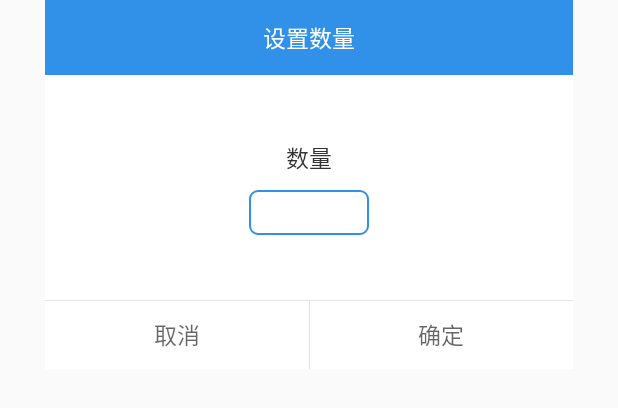
After one commit to guodong89758/FoodOrder, an Android app: the layout dialog_setup_num.xml on its own in the app's theme, with its tools: preview values and no code run, on a phone screen of 412 x 824 dp. The commit adds this screen. Shown: the top 408 px of the screen. Run offline under Robolectric (Android 15) with nearby library versions, the phone set to English and light mode, and no system bars.

Commit message:
设置数量

```diff
--- /dev/null
+++ b/app/src/main/res/layout/dialog_setup_num.xml
@@ -0,0 +1,97 @@
+<?xml version="1.0" encoding="utf-8"?>
+<LinearLayout xmlns:android="http://schemas.android.com/apk/res/android"
+    style="@style/DialogLayout"
+    android:background="@color/white"
+    android:orientation="vertical">
+
+    <RelativeLayout
+        android:id="@+id/rl_title"
+        android:layout_width="match_parent"
+        android:layout_height="@dimen/popup_title_height"
+        android:background="@color/blue_color">
+
+        <TextView
+            android:id="@+id/tv_name"
+            android:layout_width="wrap_content"
+            android:layout_height="wrap_content"
+            android:layout_centerInParent="true"
+            android:paddingLeft="50dp"
+            android:paddingRight="50dp"
+            android:singleLine="true"
+            android:text="@string/dialog_good_num_title"
+            android:textColor="@color/white"
+            android:textSize="@dimen/popup_title_text_size" />
+
+    </RelativeLayout>
+
+    <LinearLayout
+        android:id="@+id/ll_number"
+        android:layout_width="match_parent"
+        android:layout_height="150dp"
+        android:gravity="center"
+        android:orientation="vertical">
+
+        <TextView
+            android:layout_width="wrap_content"
+            android:layout_height="wrap_content"
+            android:text="@string/dialog_good_num"
+            android:textColor="@color/black_80"
+            android:textSize="@dimen/popup_title_text_size" />
+
+        <EditText
+            android:id="@+id/et_num"
+            android:layout_width="@dimen/popup_order_setup_et_width"
+            android:layout_height="@dimen/popup_order_setup_et_height"
+            android:layout_marginTop="10dp"
+            android:background="@drawable/bg_search_input_blue"
+            android:gravity="center"
+            android:singleLine="true"
+            android:inputType="number"
+            android:textColor="@color/black_80"
+            android:textColorHint="@color/black_60"
+            android:textCursorDrawable="@drawable/text_cursor_drawable"
+            android:textSize="@dimen/popup_title_text_size" />
+    </LinearLayout>
+
+    <View
+        android:id="@+id/line_1"
+        android:layout_width="match_parent"
+        android:layout_height="1px"
+        android:background="@color/black_10" />
+
+    <LinearLayout
+        android:layout_width="match_parent"
+        android:layout_height="wrap_content"
+        android:orientation="horizontal">
+
+
+        <Button
+            android:id="@+id/btn_cancel"
+            android:layout_width="match_parent"
+            android:layout_height="@dimen/popup_ok_button_height"
+            android:layout_weight="1.0"
+            android:background="@color/transparent"
+            android:gravity="center"
+            android:text="@string/action_cancel"
+            android:textColor="@color/black_60"
+            android:textSize="@dimen/popup_ok_button_text_size" />
+
+        <View
+            android:id="@+id/line_2"
+            android:layout_width="1px"
+            android:layout_height="match_parent"
+            android:background="@color/black_10" />
+
+        <Button
+            android:id="@+id/btn_ok"
+            android:layout_width="match_parent"
+            android:layout_height="@dimen/popup_ok_button_height"
+            android:layout_weight="1.0"
+            android:background="@color/transparent"
+            android:gravity="center"
+            android:text="@string/action_ok"
+            android:textColor="@color/black_60"
+            android:textSize="@dimen/popup_ok_button_text_size" />
+    </LinearLayout>
+
+</LinearLayout>
--- a/app/src/main/res/values/strings.xml
+++ b/app/src/main/res/values/strings.xml
@@ -111,4 +111,9 @@
     <!-- 打印机 -->
     <string name="printer_title">打印机</string>
 
+    <!-- 数量设置 -->
+    <string name="dialog_good_num_title">设置数量</string>
+    <string name="dialog_good_num">数量</string>
+    <string name="dialog_good_num_empty">数量不能为空</string>
+
 </resources>
```
Also changed, not shown: app/src/main/java/com/foodorder/adapter/GoodsAdapter.java (+47 -1 lines), app/src/main/java/com/foodorder/adapter/GoodsPadAdapter.java (+47 -2 lines), app/src/main/java/com/foodorder/dialog/SetupNumDialog.java (added, +83 -0 lines), 2 other files.
